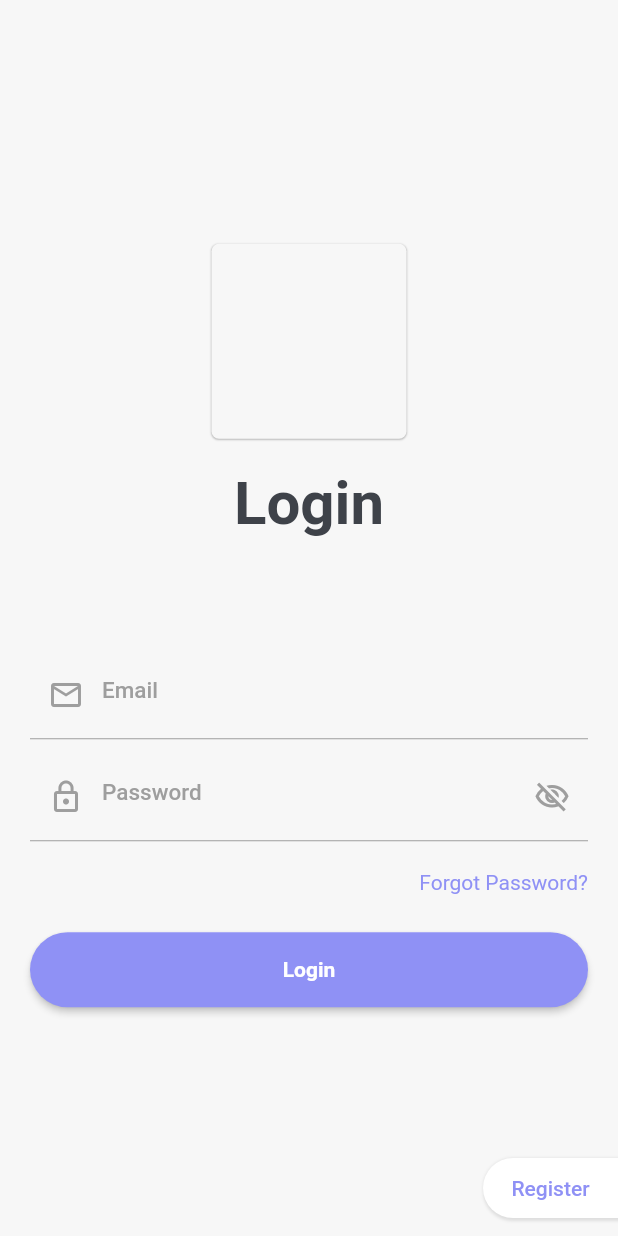
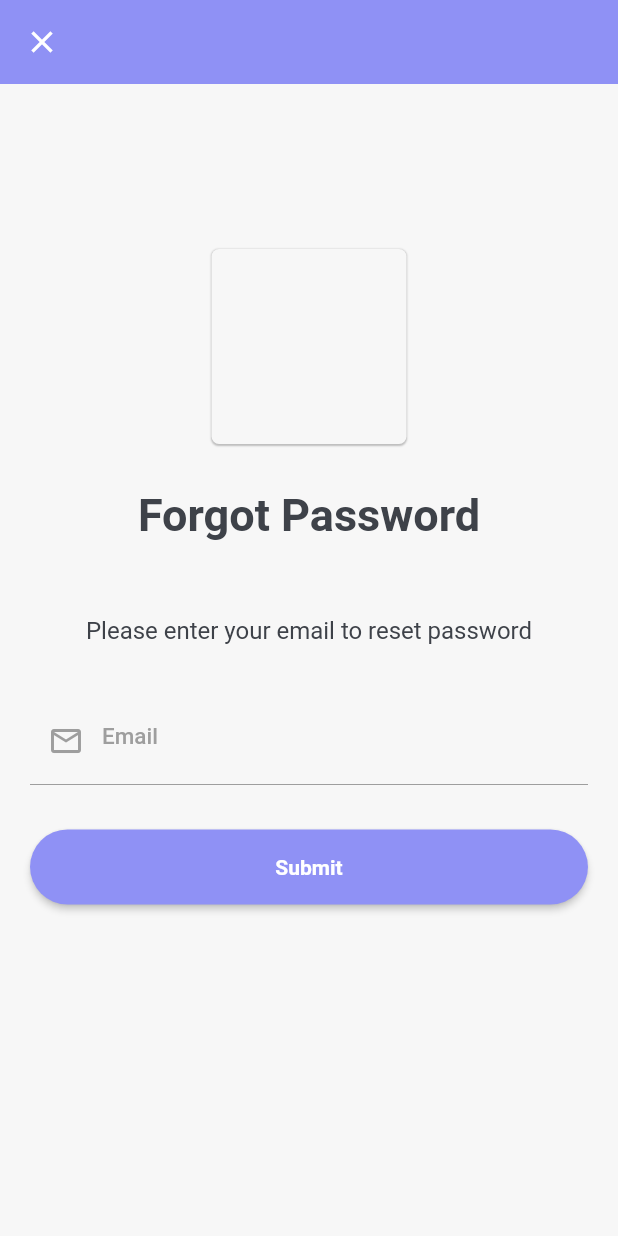
Before and after one commit to sangvaleap/app-flutter-firebase-mychat, a Flutter app: the screen it shows after launch, after a tap on "Forgot Password?", on a phone screen of 412 x 824 dp. Run offline on Flutter 3.47's test engine with Material 2 defaults, Android fonts, the phone set to English and light mode, and no system bars; drawn by our look-alikes of cached_network_image, rounded_loading_button; our stand-ins replace badges, cloud_firestore, equatable, firebase_auth, firebase_core, firebase_messaging and 6 more; missing offline and left inert: random_avatar; accounts and stored records are empty; network calls fail; Roboto replaces fonts that are missing (khmer-battambang).

Commit message:
added forgot password page, feedback, sharing, validate form

```diff
--- a/lib/model/chat_message.dart
+++ b/lib/model/chat_message.dart
@@ -1,4 +1,4 @@
-import '../utils/firestore_constant.dart';
+import '../utils/firebase_constant.dart';
 
 class ChatMessageType {
   static const String text = "text";
--- a/lib/model/chat_user.dart
+++ b/lib/model/chat_user.dart
@@ -1,4 +1,4 @@
-import 'package:chat_app/utils/firestore_constant.dart';
+import 'package:chat_app/utils/firebase_constant.dart';
 import 'package:equatable/equatable.dart';
 
 // ignore: must_be_immutable
--- a/lib/service/chat_service.dart
+++ b/lib/service/chat_service.dart
@@ -1,6 +1,6 @@
 import 'package:chat_app/model/chat_message.dart';
 import 'package:chat_app/model/recent_chat.dart';
-import 'package:chat_app/utils/firestore_constant.dart';
+import 'package:chat_app/utils/firebase_constant.dart';
 import 'package:cloud_firestore/cloud_firestore.dart';
 
 class ChatService {
--- a/lib/service/push_notification_service.dart
+++ b/lib/service/push_notification_service.dart
@@ -1,6 +1,6 @@
 import 'dart:convert';
 import 'package:chat_app/model/chat_user.dart';
-import 'package:chat_app/utils/firestore_constant.dart';
+import 'package:chat_app/utils/firebase_constant.dart';
 import 'package:get/get.dart';
 
 class PushNotificationService {
--- a/lib/service/user_service.dart
+++ b/lib/service/user_service.dart
@@ -1,5 +1,5 @@
 import 'package:chat_app/model/chat_user.dart';
-import 'package:chat_app/utils/firestore_constant.dart';
+import 'package:chat_app/utils/firebase_constant.dart';
 import 'package:cloud_firestore/cloud_firestore.dart';
 
 class UserService {
--- a/lib/utils/app_constant.dart
+++ b/lib/utils/app_constant.dart
@@ -2,5 +2,10 @@ class AppConstant {
   static const logo = 'https://cdn-icons-png.flaticon.com/512/3820/3820331.png';
   static const appVersion = '1.0';
   static const themeMode = 'darkMode';
+  static const appName = 'My-Chat';
   static const themeModeDefaultSystem = 'darkModeSystem';
+  static const animateBodyDuration = 1000;
+  static const delayAnimateBodyDuration = 1000;
+  static const appStoreLink =
+      'https://apps.apple.com/us/app/my-chat/id6447117872?platform=iphone';
 }
--- a/lib/utils/app_controller.dart
+++ b/lib/utils/app_controller.dart
@@ -37,8 +37,10 @@ class AppController {
     Get.lazyPut(
         () => ProfileViewModel(
               firebaseAuth: FirebaseAuth.instance,
-              userService:
-                  UserService(firebaseFirestore: FirebaseFirestore.instance),
+              userService: UserService(
+                firebaseFirestore: FirebaseFirestore.instance,
+              ),
+              firebaseFirestore: FirebaseFirestore.instance,
             ),
         fenix: true);
   }
--- a/lib/utils/app_page.dart
+++ b/lib/utils/app_page.dart
@@ -1,6 +1,7 @@
 import 'package:chat_app/view/pages/change_theme_page.dart';
 import 'package:chat_app/view/pages/chat_page.dart';
 import 'package:chat_app/view/pages/edit_profile_page.dart';
+import 'package:chat_app/view/pages/forgot_password_page.dart';
 import 'package:chat_app/view/pages/login_page.dart';
 import 'package:chat_app/view/pages/register_page.dart';
 import 'package:chat_app/view/pages/root_page.dart';
@@ -20,6 +21,12 @@ class AppPage {
     GetPage(name: AppRoute.chatRoomPage, page: () => const ChatRoomPage()),
     GetPage(name: AppRoute.changeThemePage, page: () => ChangeThemePage()),
     GetPage(
+      name: AppRoute.forgotPasswordPage,
+      page: () => const ForgotPasswordPage(),
+      fullscreenDialog: true,
+      transition: Transition.fade,
+    ),
+    GetPage(
         name: AppRoute.editProfilePage, page: () => const EditProfilePage()),
     GetPage(
       name: AppRoute.settingPage,
--- a/lib/utils/app_route.dart
+++ b/lib/utils/app_route.dart
@@ -9,4 +9,5 @@ class AppRoute {
   static const userPage = '/chat_user';
   static const changeThemePage = '/change_theme';
   static const editProfilePage = '/edit_profile';
+  static const forgotPasswordPage = '/forgot_password';
 }
--- a/lib/view/pages/change_theme_page.dart
+++ b/lib/view/pages/change_theme_page.dart
@@ -17,7 +17,7 @@ class ChangeThemePage extends StatelessWidget {
     return Scaffold(
       appBar: AppBar(
         title: const Text(
-          "Theme Mode",
+          "Theme",
         ),
       ),
       body: buildBody(context),
--- /dev/null
+++ b/lib/view/pages/forgot_password_page.dart
@@ -0,0 +1,151 @@
+import 'package:chat_app/viewmodel/auth_view_model.dart';
+import 'package:flutter/material.dart';
+import 'package:get/get.dart';
+import 'package:rounded_loading_button/rounded_loading_button.dart';
+
+import '../../utils/app_constant.dart';
+import '../theme/app_color.dart';
+import '../widgets/custom_dialog.dart';
+import '../widgets/custom_image.dart';
+import '../widgets/custom_textfield.dart';
+
+class ForgotPasswordPage extends StatefulWidget {
+  const ForgotPasswordPage({super.key});
+
+  @override
+  State<ForgotPasswordPage> createState() => _ForgotPasswordPageState();
+}
+
+class _ForgotPasswordPageState extends State<ForgotPasswordPage> {
+  final _authViewModel = Get.find<AuthViewModel>();
+  final RoundedLoadingButtonController _btnSubmitController =
+      RoundedLoadingButtonController();
+  final TextEditingController _emailController = TextEditingController();
+
+  @override
+  void dispose() {
+    _emailController.dispose();
+    super.dispose();
+  }
+
+  @override
+  Widget build(BuildContext context) {
+    return Scaffold(
+      appBar: AppBar(
+        elevation: 0,
+      ),
+      body: getBody(context),
+    );
+  }
+
+  getBody(context) {
+    return SingleChildScrollView(
+      scrollDirection: Axis.vertical,
+      child: Container(
+        padding: const EdgeInsets.only(left: 20, right: 20),
+        child: Column(
+          mainAxisAlignment: MainAxisAlignment.start,
+          crossAxisAlignment: CrossAxisAlignment.center,
+          children: [
+            const SizedBox(height: 100),
+            _buildLogo(),
+            const SizedBox(height: 20),
+            const Center(
+              child: Text(
+                "Forgot Password",
+                style: TextStyle(fontWeight: FontWeight.bold, fontSize: 30),
+              ),
+            ),
+            const SizedBox(height: 50),
+            const Text(
+              "Please enter your email to reset password",
+              style: TextStyle(fontSize: 16),
+            ),
+            const SizedBox(
+              height: 40,
+            ),
+            _buildEmailBlock(),
+            const Divider(
+              color: Colors.grey,
+              height: 10,
+            ),
+            const SizedBox(
+              height: 25,
+            ),
+            _buildLoginButton(),
+          ],
+        ),
+      ),
+    );
+  }
+
+  Widget _buildLoginButton() {
+    return Row(
+      mainAxisAlignment: MainAxisAlignment.spaceBetween,
+      children: [
+        Expanded(
+          child: RoundedLoadingButton(
+            width: MediaQuery.of(context).size.width,
+            color: AppColor.primary,
+            controller: _btnSubmitController,
+            onPressed: () async {
+              FocusScope.of(context).unfocus();
+              var res = await _authViewModel
+                  .submitResetPasswordEmail(_emailController.text);
+              if (res) {
+                _btnSubmitController.success();
+              } else {
+                _btnSubmitController.reset();
+              }
+
+              showDialog(
+                  context: context,
+                  builder: (BuildContext context) {
+                    return CustomDialogBox(
+                      title: "Forgot Password",
+                      descriptions: _authViewModel.getMessage(),
+                    );
+                  });
+            },
+            child: const Text(
+              "Submit",
+              style: TextStyle(
+                color: Colors.white,
+                fontWeight: FontWeight.bold,
+              ),
+            ),
+          ),
+        ),
+      ],
+    );
+  }
+
+  Widget _buildEmailBlock() {
+    return CustomTextField(
+      controller: _emailController,
+      keyboardType: TextInputType.emailAddress,
+      leadingIcon: const Icon(
+        Icons.email_outlined,
+        color: Colors.grey,
+      ),
+      hintText: "Email",
+    );
+  }
+
+  Widget _buildLogo() {
+    return Center(
+      child: Container(
+        padding: const EdgeInsets.all(10),
+        width: 150,
+        height: 150,
+        child: CustomImage(
+          AppConstant.logo,
+          padding: 10,
+          imageType: ImageType.network,
+          bgColor: Theme.of(context).scaffoldBackgroundColor,
+          radius: 5,
+        ),
+      ),
+    );
+  }
+}
--- a/lib/view/pages/login_page.dart
+++ b/lib/view/pages/login_page.dart
@@ -17,26 +17,21 @@ class LoginPage extends StatefulWidget {
   State<LoginPage> createState() => _LoginPageState();
 }
 
-class _LoginPageState extends State<LoginPage>
-    with SingleTickerProviderStateMixin {
-  late AnimationController _controller;
-
-  TextEditingController emailController = TextEditingController();
-  TextEditingController passwordController = TextEditingController();
-  final RoundedLoadingButtonController btnController =
-      RoundedLoadingButtonController();
-
+class _LoginPageState extends State<LoginPage> {
+  final _emailController = TextEditingController();
+  final _passwordController = TextEditingController();
+  final btnController = RoundedLoadingButtonController();
   final AuthViewModel _authViewModel = Get.find();
 
   @override
   void initState() {
     super.initState();
-    _controller = AnimationController(vsync: this);
   }
 
   @override
   void dispose() {
-    _controller.dispose();
+    _emailController.dispose();
+    _passwordController.dispose();
     super.dispose();
   }
 
@@ -107,7 +102,9 @@ class _LoginPageState extends State<LoginPage>
     return Align(
       alignment: Alignment.centerRight,
       child: GestureDetector(
-        onTap: () {},
+        onTap: () async {
+          Get.toNamed(AppRoute.forgotPasswordPage);
+        },
         child: const Text(
           "Forgot Password?",
           style: TextStyle(
@@ -138,7 +135,7 @@ class _LoginPageState extends State<LoginPage>
 
   Widget _buildEmailBlock() {
     return CustomTextField(
-      controller: emailController,
+      controller: _emailController,
       keyboardType: TextInputType.emailAddress,
       leadingIcon: const Icon(
         Icons.email_outlined,
@@ -151,7 +148,7 @@ class _LoginPageState extends State<LoginPage>
   Widget _buildPasswordBlock() {
     return Obx(
       () => CustomTextField(
-        controller: passwordController,
+        controller: _passwordController,
         leadingIcon: const Icon(
           Icons.lock_outline,
           color: Colors.grey,
@@ -184,8 +181,8 @@ class _LoginPageState extends State<LoginPage>
             onPressed: () async {
               FocusScope.of(context).unfocus();
               var res = await _authViewModel.signInWithEmailPassword(
-                  email: emailController.text,
-                  password: passwordController.text);
+                  email: _emailController.text,
+                  password: _passwordController.text);
               if (res) {
                 btnController.success();
               } else {
--- a/lib/viewmodel/auth_view_model.dart
+++ b/lib/viewmodel/auth_view_model.dart
@@ -14,6 +14,7 @@ class AuthViewModel extends GetxController {
   final RxBool _isObscurePassword = true.obs;
   final RxBool _isObscureConPassword = true.obs;
   String _message = "";
+  final RxBool _loading = false.obs;
 
   // final AnalyticsService _analyticsService = AnalyticsService();
 
@@ -27,9 +28,13 @@ class AuthViewModel extends GetxController {
   getMessage() => _message;
   setMessage(ms) => _message = ms;
 
+  set loading(bool value) => _loading.value = value;
+  bool get loading => _loading.value;
+
   Future<bool> signInWithEmailPassword(
       {required String email, required String password}) async {
     try {
+      if (!_validateEmail(email) || !_validatePassword(password)) return false;
       final res = await firebaseAuth.signInWithEmailAndPassword(
           email: email, password: password);
       AppUtil.debugPrint(res.user);
@@ -49,10 +54,50 @@ class AuthViewModel extends GetxController {
     }
   }
 
+  bool _validateEmail(String email) {
+    if (AppUtil.checkIsNull(email.trim())) {
+      setMessage("please enter your email");
+      return false;
+    } else if (!GetUtils.isEmail(email)) {
+      setMessage("Invalid email");
+      return false;
+    }
+    return true;
+  }
+
+  bool _validateName(String name) {
+    if (AppUtil.checkIsNull(name.trim())) {
+      setMessage("please enter your name");
+      return false;
+    }
+    return true;
+  }
+
+  bool _validatePassword(String password) {
+    if (AppUtil.checkIsNull(password.trim())) {
+      setMessage("please enter password");
+      return false;
+    }
+    return true;
+  }
+
+  bool _validateConfirmPassword(String conPassword) {
+    if (AppUtil.checkIsNull(conPassword.trim())) {
+      setMessage("please enter confirm password");
+      return false;
+    }
+    return true;
+  }
+
   bool validateForm(
       String name, String email, String password, String confirmPassword) {
-    if (password != confirmPassword) {
-      _message = "Password and Confirm Password are not matched.";
+    if (!_validateName(name) ||
+        !_validateEmail(email) ||
+        !_validatePassword(password) ||
+        !_validateConfirmPassword(confirmPassword)) {
+      return false;
+    } else if (password.trim() != confirmPassword.trim()) {
+      setMessage("Password and Confirm Password are not matched.");
       return false;
     }
     return true;
@@ -66,10 +111,10 @@ class AuthViewModel extends GetxController {
     if (!validateForm(name, email, password, confirmPassword)) return false;
     try {
       final res = await firebaseAuth.createUserWithEmailAndPassword(
-          email: email, password: password);
+          email: email.trim(), password: password);
       AppUtil.debugPrint(res.user);
       if (res.user != null) {
-        await res.user!.updateDisplayName(name);
+        await res.user!.updateDisplayName(name.trim());
         await firebaseAuth.currentUser!.reload();
         userService.addUser(
             AppGlobal().firebaseUserToChatUser(firebaseAuth.currentUser!));
@@ -104,4 +149,27 @@ class AuthViewModel extends GetxController {
     temp.deviceToken = '';
     return temp;
   }
+
+  Future<bool> submitResetPasswordEmail(String email) async {
+    if (!_validateEmail(email)) return false;
+
+    loading = true;
+    try {
+      await firebaseAuth
+          .sendPasswordResetEmail(email: email)
+          .then((value) async {
+        loading = false;
+        setMessage(
+          'Reset password link was sent to $email',
+        );
+        return true;
+      });
+    } on FirebaseAuthException catch (e) {
+      AppUtil.debugPrint(e.toString());
+      return false;
+    } finally {
+      loading = false;
+    }
+    return true;
+  }
 }
--- a/pubspec.yaml
+++ b/pubspec.yaml
@@ -26,6 +26,7 @@ dependencies:
   image_picker: ^0.8.7+1
   random_avatar: ^0.0.7
   rounded_loading_button: ^2.1.0
+  share_plus: ^6.3.1
   timeago: ^3.3.0
 
 dev_dependencies:
```
Also changed, not shown: lib/utils/firebase_constant.dart (renamed from lib/utils/firestore_constant.dart, +8 -0 lines), lib/view/pages/chat_page.dart (+17 -1 lines), lib/view/pages/register_page.dart (+21 -20 lines), lib/view/pages/setting_page.dart (+60 -10 lines), lib/view/widgets/custom_input_dialog.dart (added, +90 -0 lines), lib/viewmodel/profile_view_model.dart (+22 -3 lines), pubspec.lock, 4 other files.
